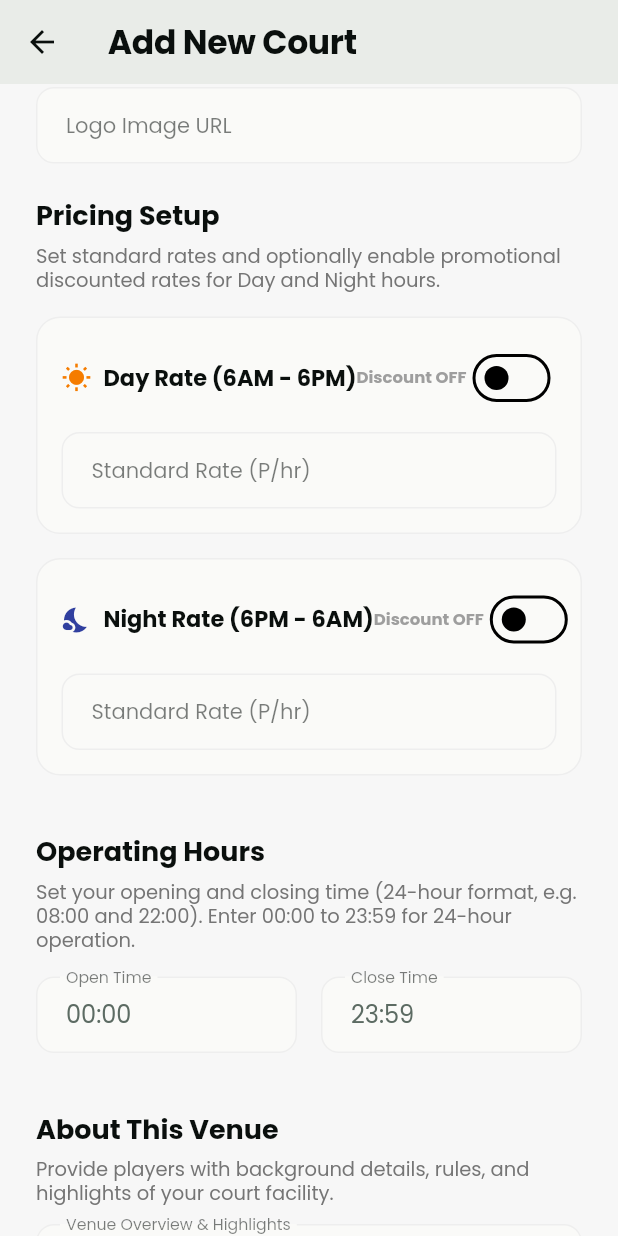
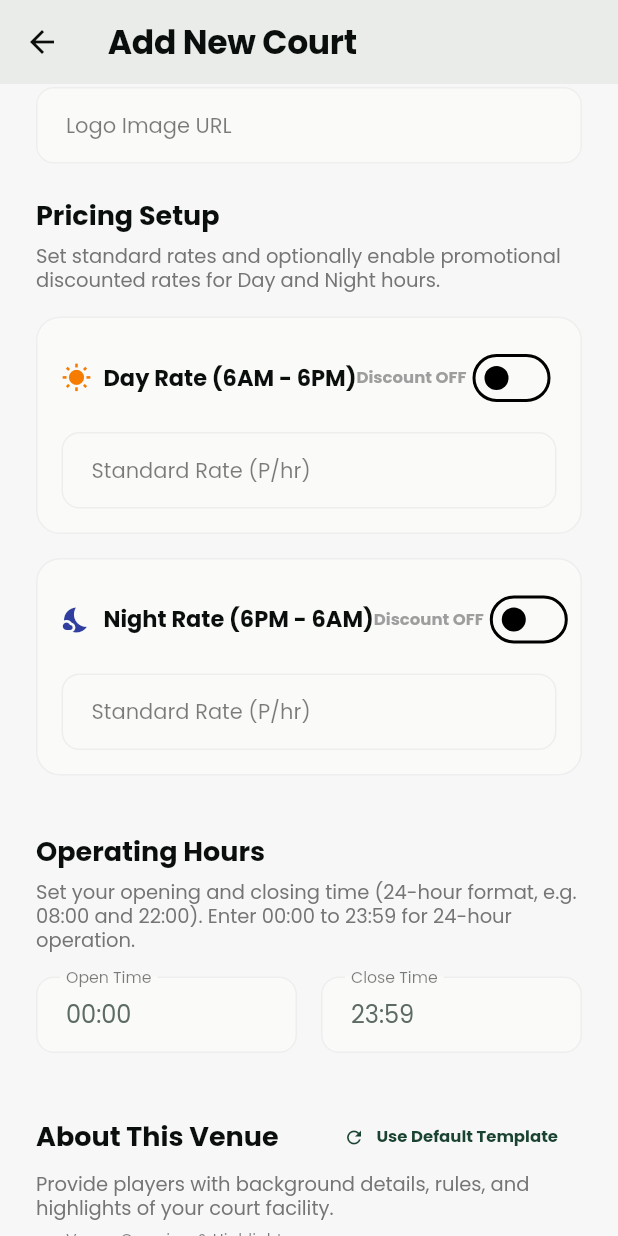
Before and after one commit to rodge1109/flutter-system, a Flutter app: the AddCourtScreen screen opened directly with empty values, scrolled down 576 dp, on a phone screen of 412 x 824 dp. Run offline on Flutter 3.47's test engine with Material 3 defaults, Android fonts, the phone set to English and light mode, and no system bars; our stand-ins replace firebase_core, firebase_messaging, flutter_map, flutter_secure_storage, geolocator, google_fonts and 9 more; missing offline and left inert: agora_rtc_engine, dart:html, flutter_facebook_auth, flutter_map_cancellable_tile_provider; accounts and stored records are empty.

Commit message:
Feat: prefill Booking Policy, About Venue, and FAQ templates with 1-click reset options

```diff
--- a/lib/screens/add_court_screen.dart
+++ b/lib/screens/add_court_screen.dart
@@ -75,56 +75,23 @@ class _AddCourtScreenState extends State<AddCourtScreen> {
       _enableNightDiscount = widget.court!['is_night_discount_active'] == true || widget.court!['is_night_discount_active'] == 'true' || widget.court!['is_night_discount_active'] == 1;
       _nightDiscountCtrl.text = widget.court!['night_discount_rate']?.toString() ?? '';
 
-      _bookingPolicyCtrl.text = widget.court!['booking_policy'] ?? widget.court!['bookingPolicy'] ?? '';
-      _aboutVenueCtrl.text = widget.court!['about_venue'] ?? widget.court!['aboutVenue'] ?? '';
-      _faqCtrl.text = widget.court!['faq'] ?? widget.court!['faqText'] ?? '';
+      const String defaultPolicy = '• Reservation & Payment: All bookings must be completed and confirmed prior to court entry.\n• Cancellation Policy: Free cancellation up to 24 hours before your reserved start time. Cancellations within 24 hours are non-refundable.\n• Arrival & Check-In: Please arrive 10-15 minutes before your scheduled slot. Late arrivals will not extend your reserved time.\n• Court Etiquette: Non-marking athletic shoes are strictly required to maintain court surface quality.';
+      const String defaultAbout = 'Welcome to our premier pickleball facility! Designed for players of all skill levels, our venue features professional-grade court surfaces, high-intensity LED lighting for evening games, spacious spectator seating, clean restrooms, and a welcoming community atmosphere.';
+      const String defaultFaq = 'Q: Are paddles and balls available for rent or purchase?\nA: Yes! High-quality rental paddles and pickleballs are available at the front desk.\n\nQ: Is on-site parking available for players?\nA: Yes, we provide free dedicated parking directly adjacent to the venue.\n\nQ: What footwear is allowed on the courts?\nA: Only non-marking court or athletic shoes are permitted.\n\nQ: Can I host Open Plays or Pasalo transfers here?\nA: Absolutely! You can post Open Plays or offer Pasalo slots directly through the app.';
 
-      final rawFacilities = widget.court!['facilities'];
-      if (rawFacilities != null) {
-        if (rawFacilities is List) {
-          _selectedFacilities = rawFacilities.map((e) => e.toString()).toList();
-        } else if (rawFacilities is String) {
-          try {
-            _selectedFacilities = List<String>.from(json.decode(rawFacilities));
-          } catch (_) {}
-        }
-        for (var f in _selectedFacilities) {
-          if (!_availableFacilities.contains(f)) {
-            _availableFacilities.add(f);
-          }
-        }
-      }
+      final pol = (widget.court!['booking_policy'] ?? widget.court!['bookingPolicy'] ?? '').toString().trim();
+      _bookingPolicyCtrl.text = pol.isNotEmpty ? pol : defaultPolicy;
 
-      final rawHourly = widget.court!['hourly_prices'];
-      if (rawHourly != null) {
-        List<dynamic> hourlyList = [];
-        if (rawHourly is List) {
-          hourlyList = rawHourly;
-        } else if (rawHourly is String) {
-          try {
-            hourlyList = json.decode(rawHourly);
-          } catch (_) {}
-        }
-        for (var item in hourlyList) {
-          if (item is Map && item['time'] != null && item['price'] != null) {
-            final String timeStr = item['time'].toString();
-            final int hour = int.tryParse(timeStr.split(':')[0]) ?? -1;
-            // 6 AM is part of Day Rate
-            if (hour == 6) {
-              _dayRateCtrl.text = item['price'].toString();
-            }
-            // 6 PM is part of Night Rate
-            else if (hour == 18) {
-              _nightRateCtrl.text = item['price'].toString();
-            }
-          }
-        }
-      }
+      final abt = (widget.court!['about_venue'] ?? widget.court!['aboutVenue'] ?? '').toString().trim();
+      _aboutVenueCtrl.text = abt.isNotEmpty ? abt : defaultAbout;
+
+      final faqVal = (widget.court!['faq'] ?? widget.court!['faqText'] ?? '').toString().trim();
+      _faqCtrl.text = faqVal.isNotEmpty ? faqVal : defaultFaq;
     } else {
       _descCtrl.text = 'Enjoy a fun and active game on our well-maintained pickleball court, perfect for players of all skill levels.';
-      _bookingPolicyCtrl.text = 'Strict 24-hour cancellation notice required. Please arrive 10 minutes prior to your reserved slot.';
-      _aboutVenueCtrl.text = 'Our venue features high-quality professional pickleball courts with proper lighting, comfortable seating, and clean amenities.';
-      _faqCtrl.text = 'Q: Are paddles available for rent?\nA: Yes, paddle and ball rentals are available at the counter.\n\nQ: Is parking available?\nA: On-site parking is available for players.';
+      _bookingPolicyCtrl.text = '• Reservation & Payment: All bookings must be completed and confirmed prior to court entry.\n• Cancellation Policy: Free cancellation up to 24 hours before your reserved start time. Cancellations within 24 hours are non-refundable.\n• Arrival & Check-In: Please arrive 10-15 minutes before your scheduled slot. Late arrivals will not extend your reserved time.\n• Court Etiquette: Non-marking athletic shoes are strictly required to maintain court surface quality.';
+      _aboutVenueCtrl.text = 'Welcome to our premier pickleball facility! Designed for players of all skill levels, our venue features professional-grade court surfaces, high-intensity LED lighting for evening games, spacious spectator seating, clean restrooms, and a welcoming community atmosphere.';
+      _faqCtrl.text = 'Q: Are paddles and balls available for rent or purchase?\nA: Yes! High-quality rental paddles and pickleballs are available at the front desk.\n\nQ: Is on-site parking available for players?\nA: Yes, we provide free dedicated parking directly adjacent to the venue.\n\nQ: What footwear is allowed on the courts?\nA: Only non-marking court or athletic shoes are permitted.\n\nQ: Can I host Open Plays or Pasalo transfers here?\nA: Absolutely! You can post Open Plays or offer Pasalo slots directly through the app.';
     }
   }
 
@@ -518,19 +485,61 @@ class _AddCourtScreenState extends State<AddCourtScreen> {
                     ),
 
                     SizedBox(height: 32),
-                    _buildSectionTitle('About This Venue'),
+                    Row(
+                      mainAxisAlignment: MainAxisAlignment.spaceBetween,
+                      children: [
+                        _buildSectionTitle('About This Venue'),
+                        TextButton.icon(
+                          onPressed: () {
+                            setState(() {
+                              _aboutVenueCtrl.text = 'Welcome to our premier pickleball facility! Designed for players of all skill levels, our venue features professional-grade court surfaces, high-intensity LED lighting for evening games, spacious spectator seating, clean restrooms, and a welcoming community atmosphere.';
+                            });
+                          },
+                          icon: Icon(Icons.refresh, size: 14, color: AppColors.primaryGreen),
+                          label: Text('Use Default Template', style: TextStyle(color: AppColors.primaryGreen, fontSize: 11, fontWeight: FontWeight.bold)),
+                        ),
+                      ],
+                    ),
                     Text('Provide players with background details, rules, and highlights of your court facility.', style: TextStyle(color: Colors.grey.shade600, fontSize: 13)),
                     SizedBox(height: 12),
                     _buildTextField('Venue Overview & Highlights', _aboutVenueCtrl, maxLines: 4),
 
                     SizedBox(height: 32),
-                    _buildSectionTitle('Booking Policy'),
+                    Row(
+                      mainAxisAlignment: MainAxisAlignment.spaceBetween,
+                      children: [
+                        _buildSectionTitle('Booking Policy'),
+                        TextButton.icon(
+                          onPressed: () {
+                            setState(() {
+                              _bookingPolicyCtrl.text = '• Reservation & Payment: All bookings must be completed and confirmed prior to court entry.\n• Cancellation Policy: Free cancellation up to 24 hours before your reserved start time. Cancellations within 24 hours are non-refundable.\n• Arrival & Check-In: Please arrive 10-15 minutes before your scheduled slot. Late arrivals will not extend your reserved time.\n• Court Etiquette: Non-marking athletic shoes are strictly required to maintain court surface quality.';
+                            });
+                          },
+                          icon: Icon(Icons.refresh, size: 14, color: AppColors.primaryGreen),
+                          label: Text('Use Default Template', style: TextStyle(color: AppColors.primaryGreen, fontSize: 11, fontWeight: FontWeight.bold)),
+                        ),
+                      ],
+                    ),
                     Text('Specify rules, cancellation windows, and player guidelines for reservations.', style: TextStyle(color: Colors.grey.shade600, fontSize: 13)),
                     SizedBox(height: 12),
                     _buildTextField('Rules & Cancellation Policy', _bookingPolicyCtrl, maxLines: 4),
 
                     SizedBox(height: 32),
-                    _buildSectionTitle('Frequently Asked Questions (FAQ)'),
+                    Row(
+                      mainAxisAlignment: MainAxisAlignment.spaceBetween,
+                      children: [
+                        _buildSectionTitle('Frequently Asked Questions (FAQ)'),
+                        TextButton.icon(
+                          onPressed: () {
+                            setState(() {
+                              _faqCtrl.text = 'Q: Are paddles and balls available for rent or purchase?\nA: Yes! High-quality rental paddles and pickleballs are available at the front desk.\n\nQ: Is on-site parking available for players?\nA: Yes, we provide free dedicated parking directly adjacent to the venue.\n\nQ: What footwear is allowed on the courts?\nA: Only non-marking court or athletic shoes are permitted.\n\nQ: Can I host Open Plays or Pasalo transfers here?\nA: Absolutely! You can post Open Plays or offer Pasalo slots directly through the app.';
+                            });
+                          },
+                          icon: Icon(Icons.refresh, size: 14, color: AppColors.primaryGreen),
+                          label: Text('Use Default Template', style: TextStyle(color: AppColors.primaryGreen, fontSize: 11, fontWeight: FontWeight.bold)),
+                        ),
+                      ],
+                    ),
                     Text('Add common questions and answers for players (e.g., parking, equipment, attire).', style: TextStyle(color: Colors.grey.shade600, fontSize: 13)),
                     SizedBox(height: 12),
                     _buildTextField('Questions & Answers (e.g. Q: Parking? A: Yes)', _faqCtrl, maxLines: 5),
```
